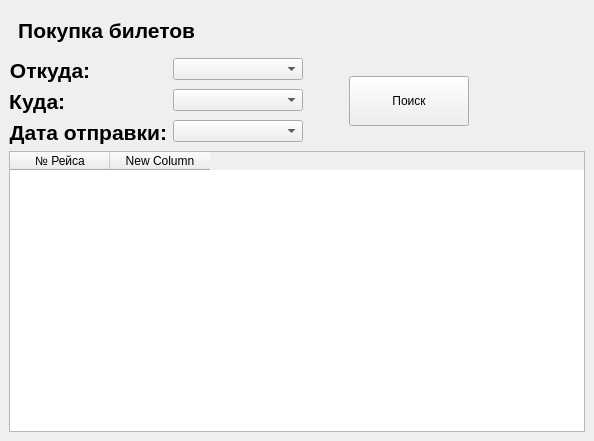
The window that menu.ui (Mihailus2000/sem08_BSBD_Kursach) describes before a commit, drawn with Qt 5.
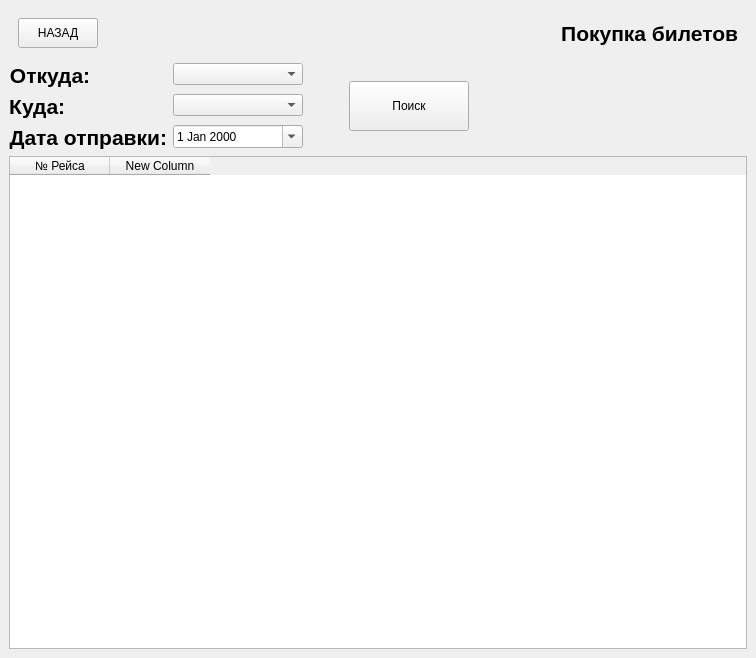
The same window after the commit. The open tabs and pages were chosen to show the change. Icons and pictures are not drawn.

```diff
--- a/menu.ui
+++ b/menu.ui
@@ -6,8 +6,8 @@
    <rect>
     <x>0</x>
     <y>0</y>
-    <width>594</width>
-    <height>441</height>
+    <width>756</width>
+    <height>658</height>
    </rect>
   </property>
   <property name="sizePolicy">
@@ -1396,8 +1396,27 @@
            <verstretch>0</verstretch>
           </sizepolicy>
          </property>
-         <layout class="QVBoxLayout" name="verticalLayout_14">
-          <item alignment="Qt::AlignLeft">
+         <layout class="QHBoxLayout" name="horizontalLayout_11">
+          <item>
+           <widget class="QPushButton" name="back_button_on_purchase_Page">
+            <property name="sizePolicy">
+             <sizepolicy hsizetype="Maximum" vsizetype="Minimum">
+              <horstretch>0</horstretch>
+              <verstretch>0</verstretch>
+             </sizepolicy>
+            </property>
+            <property name="minimumSize">
+             <size>
+              <width>0</width>
+              <height>30</height>
+             </size>
+            </property>
+            <property name="text">
+             <string>НАЗАД</string>
+            </property>
+           </widget>
+          </item>
+          <item>
            <widget class="QLabel" name="label_25">
             <property name="sizePolicy">
              <sizepolicy hsizetype="Preferred" vsizetype="Minimum">
@@ -1533,18 +1552,9 @@
             </widget>
            </item>
            <item row="2" column="1">
-            <widget class="QComboBox" name="comboBox_3">
-             <property name="sizePolicy">
-              <sizepolicy hsizetype="Minimum" vsizetype="Fixed">
-               <horstretch>0</horstretch>
-               <verstretch>0</verstretch>
-              </sizepolicy>
-             </property>
-             <property name="minimumSize">
-              <size>
-               <width>130</width>
-               <height>0</height>
-              </size>
+            <widget class="QDateEdit" name="choose_date_travel">
+             <property name="calendarPopup">
+              <bool>true</bool>
              </property>
             </widget>
            </item>
@@ -1569,7 +1579,7 @@
          <item>
           <widget class="QPushButton" name="pushButton_7">
            <property name="sizePolicy">
-            <sizepolicy hsizetype="Ignored" vsizetype="Fixed">
+            <sizepolicy hsizetype="Fixed" vsizetype="Fixed">
              <horstretch>0</horstretch>
              <verstretch>0</verstretch>
             </sizepolicy>
@@ -1590,9 +1600,6 @@
            <property name="orientation">
             <enum>Qt::Horizontal</enum>
            </property>
-           <property name="sizeType">
-            <enum>QSizePolicy::Expanding</enum>
-           </property>
            <property name="sizeHint" stdset="0">
             <size>
              <width>40</width>
```
Left out of the diff: 65 changed lines with no effect on the pictures.
